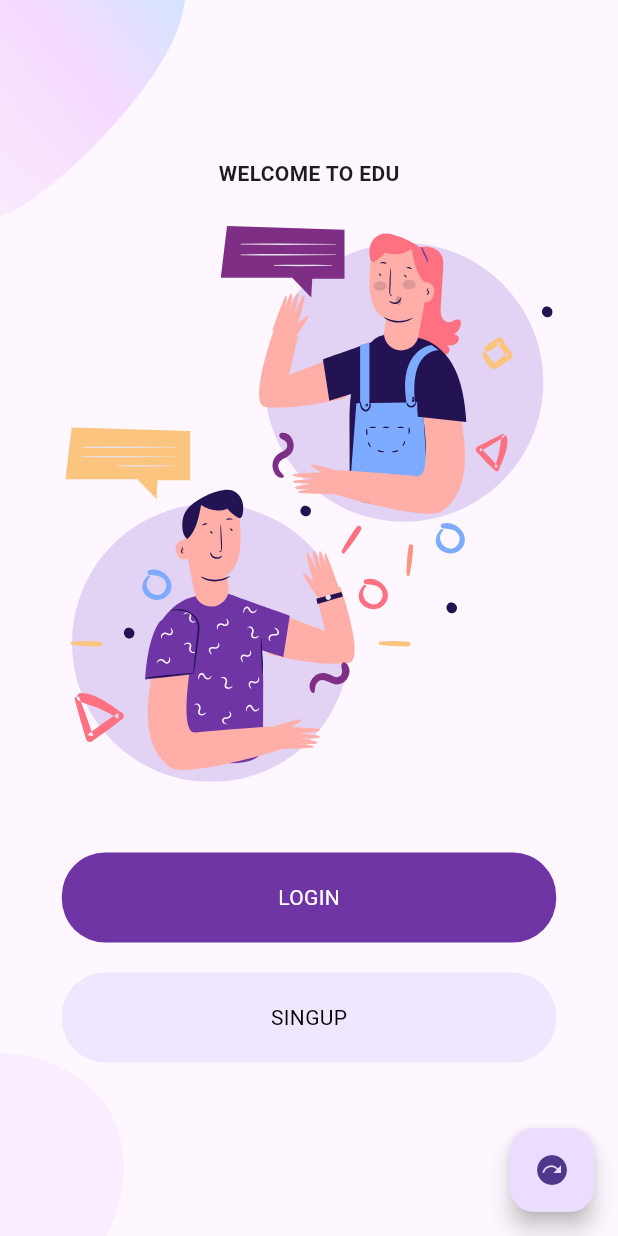
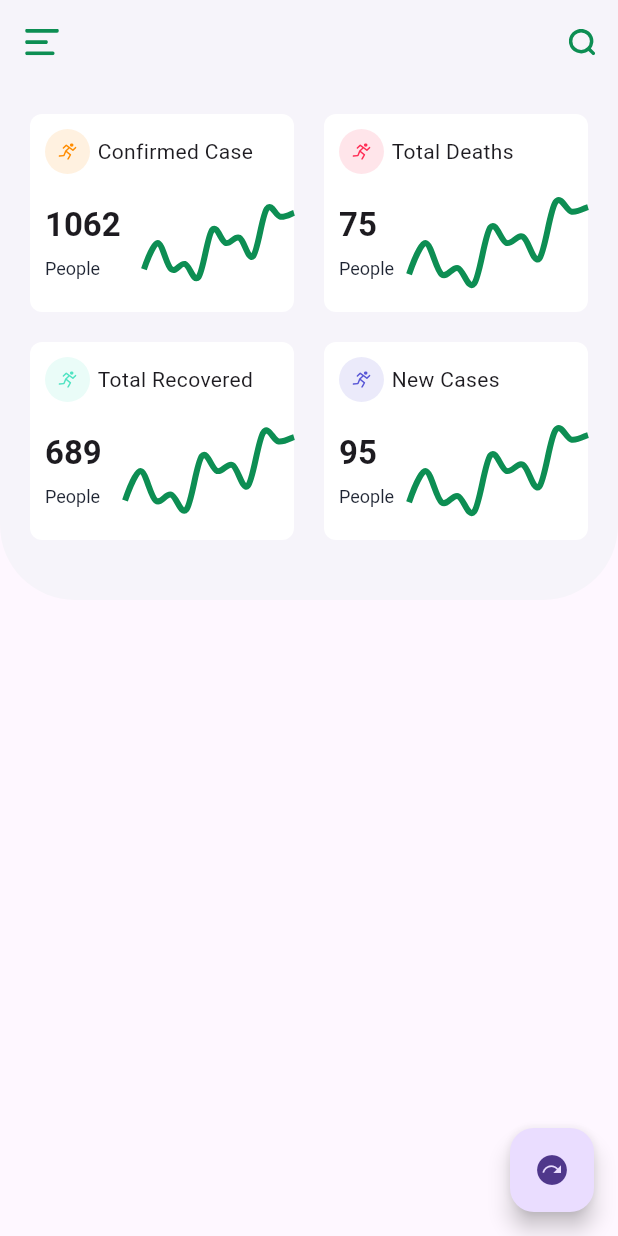
Before and after one commit to obidkhandev/homework---14-UI, a Flutter app: the screen it shows after launch, on a phone screen of 412 x 824 dp. Run offline on Flutter 3.47's test engine with Material 3 defaults, Android fonts, the phone set to English and light mode, and no system bars; drawn by our look-alikes of fl_chart; our stand-ins replace flutter_svg.

Commit message:
info card and line chard widget

```diff
--- a/lib/main.dart
+++ b/lib/main.dart
@@ -4,6 +4,7 @@ import 'package:modul_4_homework_obidxon/ui_1/screens/home_page.dart';
 import 'package:modul_4_homework_obidxon/ui_12/screens/home_screens.dart';
 import 'package:modul_4_homework_obidxon/ui_2/screens/home_page.dart';
 import 'package:modul_4_homework_obidxon/ui_3/main.dart';
+import 'package:modul_4_homework_obidxon/ui_7/main.dart';
 import 'package:modul_4_homework_obidxon/ui_8/screen/welcome/welcome_page.dart';
 
 void main() {
@@ -30,7 +31,7 @@ class MyHomePage extends StatefulWidget {
   State<MyHomePage> createState() => _MyHomePageState();
 }
 
-int screenIndex = 5;
+int screenIndex = 6;
 
 class _MyHomePageState extends State<MyHomePage> {
   @override
@@ -42,6 +43,7 @@ class _MyHomePageState extends State<MyHomePage> {
       const MyAppUi_3(),
       const HomePageUi12(),
       const WelcomeScreenUi8(),
+      const MyAppUi7(),
       // const
     ];
     return Scaffold(
--- /dev/null
+++ b/lib/ui_7/constants.dart
@@ -0,0 +1,8 @@
+import 'package:flutter/material.dart';
+
+const kTextColorUi7 = Color(0xFF1E2432);
+const kTextMediumColorUi7 = Color(0xFF53627C);
+const kTextLightColorUi7 = Color(0xFFACB1C0);
+const kPrimaryColorUi7 = Color(0xFF0D8E53);
+const kBackgroundColorUi7 = Color(0xFFCFCFC);
+const kInactiveChartColorUi7 = Color(0xFFEAECEF);
--- /dev/null
+++ b/lib/ui_7/main.dart
@@ -0,0 +1,21 @@
+import 'package:flutter/material.dart';
+import 'package:modul_4_homework_obidxon/ui_7/constants.dart';
+import 'package:modul_4_homework_obidxon/ui_7/screen/home_screen.dart';
+
+class MyAppUi7 extends StatelessWidget {
+  const MyAppUi7({super.key});
+
+  @override
+  Widget build(BuildContext context) {
+    return MaterialApp(
+      debugShowCheckedModeBanner: false,
+      theme: ThemeData(
+        primaryColor: kPrimaryColorUi7,
+        scaffoldBackgroundColor: kBackgroundColorUi7,
+        textTheme:
+            Theme.of(context).textTheme.apply(displayColor: kTextColorUi7),
+      ),
+      home: HomeScreenUi7(),
+    );
+  }
+}
--- /dev/null
+++ b/lib/ui_7/screen/home_screen.dart
@@ -0,0 +1,69 @@
+import 'package:flutter/material.dart';
+import 'package:flutter_svg/flutter_svg.dart';
+import 'package:modul_4_homework_obidxon/ui_7/constants.dart';
+import 'package:modul_4_homework_obidxon/ui_7/widget/info_card.dart';
+
+class HomeScreenUi7 extends StatelessWidget {
+  const HomeScreenUi7({super.key});
+
+  @override
+  Widget build(BuildContext context) {
+    return Scaffold(
+      appBar: buildAppBar(),
+      body: Container(
+        padding: EdgeInsets.only(left: 20, top: 20, right: 20, bottom: 40),
+        width: double.infinity,
+        decoration: BoxDecoration(
+          color: kPrimaryColorUi7.withOpacity(.03),
+          borderRadius: const BorderRadius.only(
+            bottomLeft: Radius.circular(50),
+            bottomRight: Radius.circular(50),
+          ),
+        ),
+        child: const Wrap(
+          runSpacing: 20,
+          spacing: 20,
+          children: [
+            LineCardUi7(
+              title: 'Confirmed Case',
+              effectedNum: 1062,
+              iconColor: Color(0xFFFF8C00),
+            ),
+            LineCardUi7(
+              title: 'Total Deaths',
+              effectedNum: 75,
+              iconColor: Color(0xFFFF2D55),
+            ),
+            LineCardUi7(
+              title: 'Total Recovered',
+              effectedNum: 689,
+              iconColor: Color(0xFF50E3C2),
+            ),
+            LineCardUi7(
+              title: 'New Cases',
+              effectedNum: 95,
+              iconColor: Color(0xFF5856D6),
+            ),
+          ],
+        ),
+      ),
+    );
+  }
+
+  AppBar buildAppBar() {
+    return AppBar(
+      elevation: 0,
+      backgroundColor: kPrimaryColorUi7.withOpacity(.03),
+      leading: IconButton(
+        onPressed: () {},
+        icon: SvgPicture.asset('assets/ui_7/icons/menu.svg'),
+      ),
+      actions: [
+        IconButton(
+          onPressed: () {},
+          icon: SvgPicture.asset('assets/ui_7/icons/search.svg'),
+        ),
+      ],
+    );
+  }
+}
--- /dev/null
+++ b/lib/ui_7/widget/info_card.dart
@@ -0,0 +1,101 @@
+import 'package:flutter/material.dart';
+import 'package:flutter_svg/svg.dart';
+import 'package:modul_4_homework_obidxon/ui_7/constants.dart';
+import 'package:modul_4_homework_obidxon/ui_7/widget/line_chart.dart';
+
+class LineCardUi7 extends StatelessWidget {
+  final String title;
+  final int effectedNum;
+  final Color iconColor;
+  const LineCardUi7({
+    super.key,
+    required this.title,
+    required this.effectedNum,
+    required this.iconColor,
+  });
+
+  @override
+  Widget build(BuildContext context) {
+    return LayoutBuilder(
+      builder: (context, constraints) {
+        return Container(
+          width: constraints.maxWidth / 2 - 10,
+          decoration: BoxDecoration(
+            color: Colors.white,
+            borderRadius: BorderRadius.circular(8),
+          ),
+          child: Column(
+            children: [
+              Padding(
+                padding: const EdgeInsets.all(10),
+                child: Row(
+                  children: [
+                    Container(
+                      alignment: Alignment.center,
+                      height: 30,
+                      width: 30,
+                      decoration: BoxDecoration(
+                        color: iconColor.withOpacity(.12),
+                        shape: BoxShape.circle,
+                      ),
+                      child: SvgPicture.asset(
+                        'assets/ui_7/icons/running.svg',
+                        height: 12,
+                        width: 12,
+                        color: iconColor,
+                      ),
+                    ),
+                    SizedBox(
+                      width: 5,
+                    ),
+                    Text(
+                      title,
+                      maxLines: 1,
+                      overflow: TextOverflow.ellipsis,
+                    )
+                  ],
+                ),
+              ),
+              Padding(
+                padding: const EdgeInsets.only(bottom: 10),
+                child: Row(
+                  children: [
+                    Padding(
+                      padding: const EdgeInsets.all(10.0),
+                      child: RichText(
+                        text: TextSpan(
+                          style: TextStyle(color: kTextColorUi7),
+                          children: [
+                            TextSpan(
+                              text: '$effectedNum \n',
+                              style: Theme.of(context)
+                                  .textTheme
+                                  .titleLarge!
+                                  .copyWith(
+                                    fontWeight: FontWeight.bold,
+                                  ),
+                            ),
+                            TextSpan(
+                              text: 'People',
+                              style: TextStyle(
+                                fontSize: 12,
+                                height: 2,
+                              ),
+                            ),
+                          ],
+                        ),
+                      ),
+                    ),
+                    Expanded(
+                      child: LineReportChartUi7(),
+                    ),
+                  ],
+                ),
+              )
+            ],
+          ),
+        );
+      },
+    );
+  }
+}
--- /dev/null
+++ b/lib/ui_7/widget/line_chart.dart
@@ -0,0 +1,51 @@
+import 'package:fl_chart/fl_chart.dart';
+import 'package:flutter/material.dart';
+import 'package:modul_4_homework_obidxon/ui_7/constants.dart';
+
+class LineReportChartUi7 extends StatelessWidget {
+  const LineReportChartUi7({super.key});
+
+  @override
+  Widget build(BuildContext context) {
+    return AspectRatio(
+      aspectRatio: 2.2,
+      child: LineChart(
+        LineChartData(
+          gridData: FlGridData(show: false),
+          borderData: FlBorderData(show: false),
+          titlesData: FlTitlesData(show: false),
+          lineBarsData: [
+            LineChartBarData(
+              // isStrokeCapRound: true,
+              // isStepLineChart: true,
+              // preventCurveOverShooting: true,
+              spots: getSports(),
+              isCurved: true,
+              dotData: FlDotData(show: false),
+              belowBarData: BarAreaData(show: false),
+              color: kPrimaryColorUi7,
+              barWidth: 4,
+            )
+          ],
+        ),
+      ),
+    );
+  }
+}
+
+List<FlSpot> getSports() {
+  return [
+    FlSpot(0, .5),
+    FlSpot(1, 1.5),
+    FlSpot(2, .5),
+    FlSpot(3, .7),
+    FlSpot(4, .2),
+    FlSpot(5, 2),
+    FlSpot(6, 1.5),
+    FlSpot(7, 1.7),
+    FlSpot(8, 1),
+    FlSpot(9, 2.8),
+    FlSpot(10, 2.5),
+    FlSpot(11, 2.65),
+  ];
+}
--- a/pubspec.yaml
+++ b/pubspec.yaml
@@ -33,6 +33,7 @@ dependencies:
   flutter_svg: ^2.0.9
   path_provider: ^2.0.2
   flutter_staggered_grid_view: ^0.4.0
+  fl_chart: ^0.60.0
 
   # The following adds the Cupertino Icons font to your application.
   # Use with the CupertinoIcons class for iOS style icons.
@@ -68,9 +69,10 @@ flutter:
     - assets/ui_2/images/
     - assets/ui_3/icons/
     - assets/ui_3/images/
-    - assets/ui_12/images/
+    - assets/ui_7/icons/
     - assets/ui_8/images/
     - assets/ui_8/icons/
+    - assets/ui_12/images/
   # An image asset can refer to one or more resolution-specific "variants", see
   # https://flutter.dev/assets-and-images/#resolution-aware
 
```
Also changed, not shown: assets/ui_7/icons/Clean_Disinfect.svg (added), assets/ui_7/icons/hand_wash.svg (added), assets/ui_7/icons/increase.svg (added), assets/ui_7/icons/map.svg (added), assets/ui_7/icons/menu.svg (added), assets/ui_7/icons/more.svg (added), assets/ui_7/icons/nurse.svg (added), assets/ui_7/icons/running.svg (added), assets/ui_7/icons/search.svg (added), assets/ui_7/icons/use_mask.svg (added), assets/ui_7/icons/virus.svg (added), pubspec.lock.
